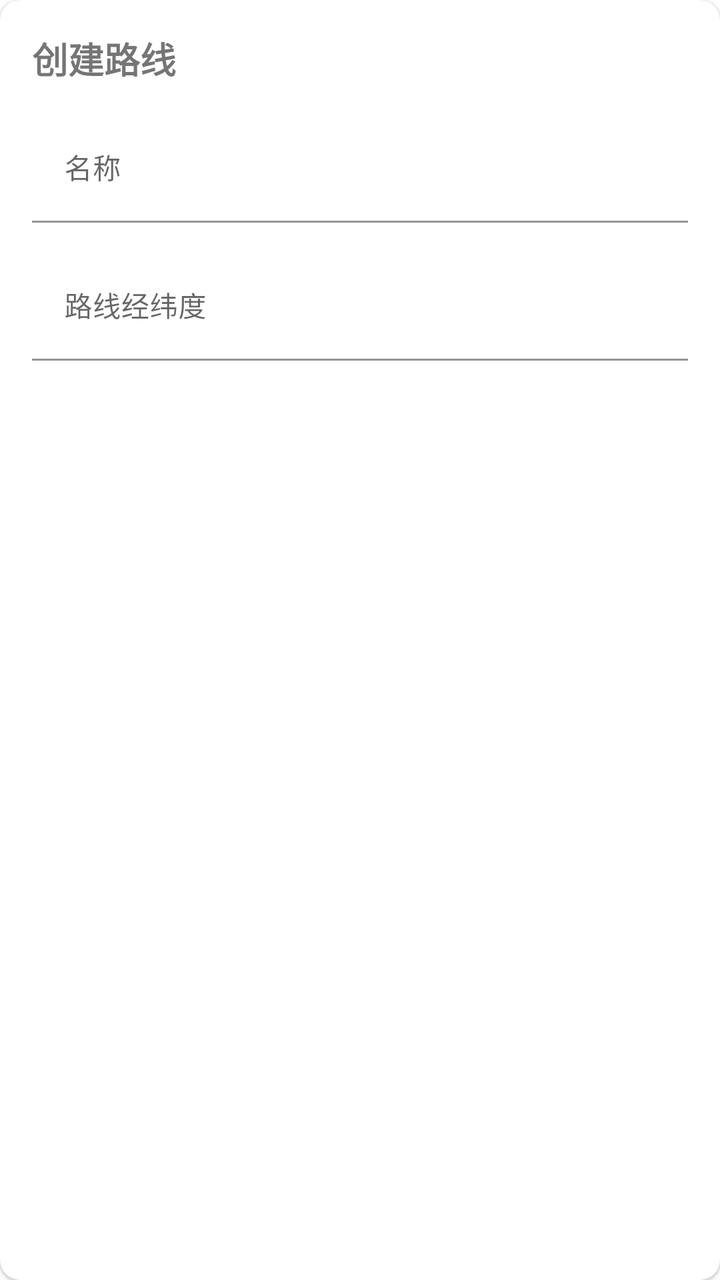
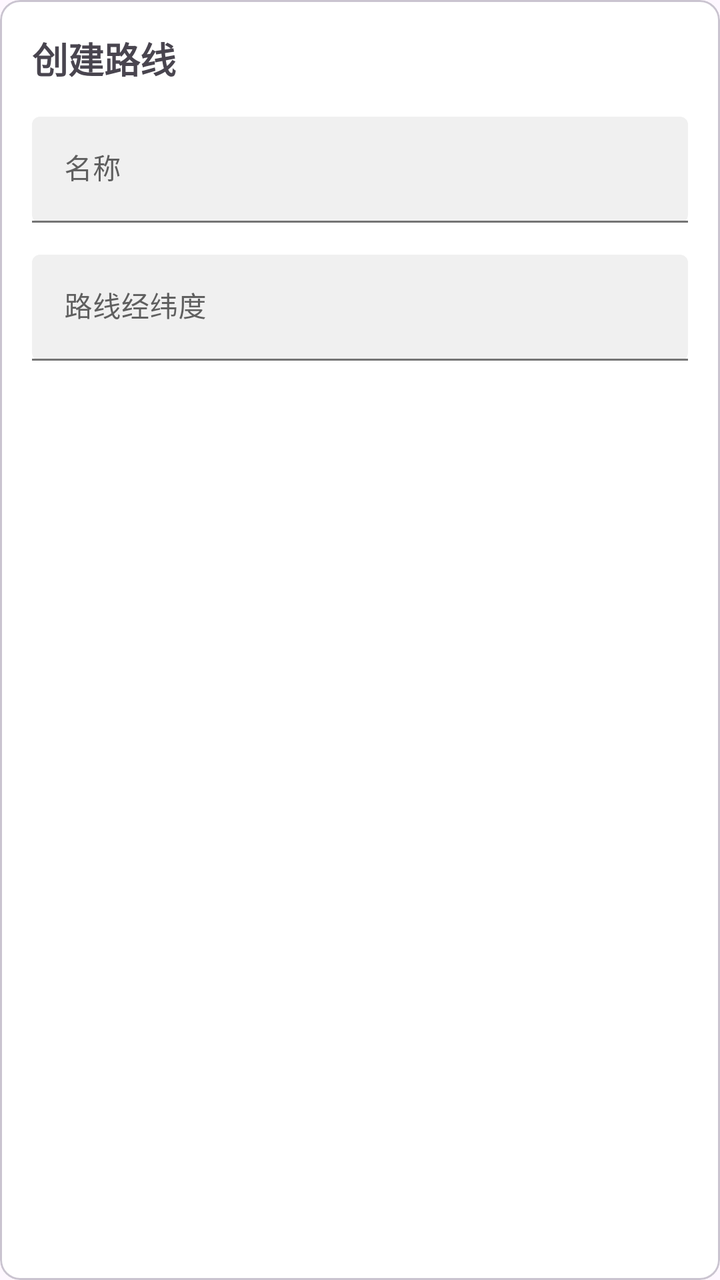

The first picture is an Android layout as it rendered before a commit; the second is the same layout after the commit. The layout source and the unified diff follow.
<!-- AndroidManifest.xml: application theme AppTheme -->
<!-- res/layout/dialog_add_route.xml -->
<?xml version="1.0" encoding="utf-8"?>
<com.google.android.material.card.MaterialCardView
    xmlns:android="http://schemas.android.com/apk/res/android"
    xmlns:app="http://schemas.android.com/apk/res-auto"
    android:layout_width="match_parent"
    android:layout_height="match_parent"
    app:cardCornerRadius="10dp"
    app:cardBackgroundColor="@color/white">

    <LinearLayout
        android:layout_width="match_parent"
        android:layout_height="wrap_content"
        android:orientation="vertical"
        android:padding="16dp">

        <TextView
            android:layout_width="match_parent"
            android:layout_height="wrap_content"
            android:text="@string/add_route"
            android:textSize="18sp"
            android:textStyle="bold"/>

        <com.google.android.material.textfield.TextInputLayout
            android:layout_width="match_parent"
            android:layout_height="wrap_content"
            android:layout_marginTop="16dp"
            app:boxBackgroundMode="filled"
            app:boxBackgroundColor="@color/white"
            android:hint="@string/name">

            <com.google.android.material.textfield.TextInputEditText
                android:id="@+id/etRouteName"
                android:layout_width="match_parent"
                android:layout_height="wrap_content"
                android:imeOptions="actionNext"
                android:inputType="text"
                android:singleLine="true"
                android:textColor="@color/portal_text_color"
                android:textAppearance="@style/TextAppearance.MaterialComponents.Body2">

                
            </com.google.android.material.textfield.TextInputEditText>
        </com.google.android.material.textfield.TextInputLayout>

        <com.google.android.material.textfield.TextInputLayout
            android:layout_width="match_parent"
            android:layout_height="wrap_content"
            android:layout_marginTop="16dp"
            app:boxBackgroundMode="filled"
            app:boxBackgroundColor="@color/white"
            android:hint="@string/route_set">

            <com.google.android.material.textfield.TextInputEditText
                android:id="@+id/etRouteSet"
                android:layout_width="match_parent"
                android:layout_height="wrap_content"
                android:imeOptions="actionNext"
                android:inputType="text"
                android:singleLine="true"
                android:textColor="@color/portal_text_color"
                android:textAppearance="@style/TextAppearance.MaterialComponents.Body2">
            </com.google.android.material.textfield.TextInputEditText>
        </com.google.android.material.textfield.TextInputLayout>

    </LinearLayout>
</com.google.android.material.card.MaterialCardView>
<!-- resources referenced by this layout -->
<resources>
  <color name="portal_text_color">#373737</color>
  <color name="white">#FFFFFFFF</color>
  <string name="add_route">创建路线</string>
  <string name="name">名称</string>
  <string name="route_set">路线经纬度</string>
  <style name="AppTheme" parent="Theme.MaterialComponents.Light.NoActionBar">
          <item name="colorPrimaryVariant">@color/purple_700</item>
          <item name="colorOnPrimary">@color/portal_appbar_color</item>
          <item name="colorSecondary">@color/portal_appbar_color</item>
          <item name="colorSecondaryVariant">@color/portal_appbar_color_center</item>
  
  
          <item name="colorOnSecondary">@color/white</item>
          <item name="colorPrimary">@color/theme_appbar_color</item>
          <item name="colorControlHighlight">@color/theme_focused_touch</item>
  
          <item name="colorPrimaryDark">@color/portal_appbar_color</item>
          <item name="android:statusBarColor">@android:color/transparent</item>
          <item name="windowActionModeOverlay">true</item>
          <item name="windowActionBar">false</item>
          <item name="windowNoTitle">true</item>
          <item name="android:windowDrawsSystemBarBackgrounds">true</item>
          <item name="android:windowTranslucentStatus">true</item>
          <item name="colorControlNormal">@color/white</item>
          <item name="colorControlActivated">@color/portal_appbar_color_dark</item>
          <item name="android:textColorHint">@android:color/white</item>
          <item name="android:editTextColor">@android:color/white</item>
          <item name="searchViewStyle">@style/Portal.SearchViewStyle</item>
          <item name="selectableItemBackgroundBorderless">@drawable/ripple_effect</item>
          <item name="sliderStyle">@style/Portal.SliderTheme</item>
      </style>
  <color name="purple_700">#FF3700B3</color>
  <color name="portal_appbar_color">#5F5F5F</color>
  <color name="portal_appbar_color_center">#494949</color>
  <color name="theme_appbar_color">#5F5F5F</color>
  <color name="theme_focused_touch">#A0A0A0</color>
  <color name="portal_appbar_color_dark">#373737</color>
  <style name="Portal.SearchViewStyle" parent="Widget.AppCompat.SearchView">
      </style>
  <!-- drawable ripple_effect (drawable) -->
  <ripple xmlns:android="http://schemas.android.com/apk/res/android"
      android:color="@color/selected_color">
      <item android:id="@android:id/mask" android:drawable="@color/white"/>
  </ripple >
  <style name="Portal.SliderTheme" parent="Widget.MaterialComponents.Slider">
  
      </style>
  <color name="selected_color">#BCBCBC</color>
</resources>

<!-- the commit's change to res/layout/dialog_add_route.xml (unified diff, before → after) -->
@@ -5,7 +5,7 @@
     android:layout_width="match_parent"
     android:layout_height="match_parent"
     app:cardCornerRadius="10dp"
-    app:cardBackgroundColor="@color/white">
+    app:cardBackgroundColor="?attr/colorSurface">
 
     <LinearLayout
         android:layout_width="match_parent"
@@ -25,7 +25,7 @@
             android:layout_height="wrap_content"
             android:layout_marginTop="16dp"
             app:boxBackgroundMode="filled"
-            app:boxBackgroundColor="@color/white"
+            app:boxBackgroundColor="?attr/colorSurfaceVariant"
             android:hint="@string/name">
 
             <com.google.android.material.textfield.TextInputEditText
@@ -35,8 +35,8 @@
                 android:imeOptions="actionNext"
                 android:inputType="text"
                 android:singleLine="true"
-                android:textColor="@color/portal_text_color"
-                android:textAppearance="@style/TextAppearance.MaterialComponents.Body2">
+                android:textColor="?attr/colorOnSurface"
+                android:textAppearance="@style/TextAppearance.Material3.BodyMedium">
 
                 
             </com.google.android.material.textfield.TextInputEditText>
@@ -47,7 +47,7 @@
             android:layout_height="wrap_content"
             android:layout_marginTop="16dp"
             app:boxBackgroundMode="filled"
-            app:boxBackgroundColor="@color/white"
+            app:boxBackgroundColor="?attr/colorSurfaceVariant"
             android:hint="@string/route_set">
 
             <com.google.android.material.textfield.TextInputEditText
@@ -57,8 +57,8 @@
                 android:imeOptions="actionNext"
                 android:inputType="text"
                 android:singleLine="true"
-                android:textColor="@color/portal_text_color"
-                android:textAppearance="@style/TextAppearance.MaterialComponents.Body2">
+                android:textColor="?attr/colorOnSurface"
+                android:textAppearance="@style/TextAppearance.Material3.BodyMedium">
             </com.google.android.material.textfield.TextInputEditText>
         </com.google.android.material.textfield.TextInputLayout>
 
<!-- resource entries referenced after the edit -->
@@ -1,52 +1,37 @@
 <!-- resources referenced by this layout -->
 <resources>
-  <color name="portal_text_color">#373737</color>
-  <color name="white">#FFFFFFFF</color>
   <string name="add_route">创建路线</string>
   <string name="name">名称</string>
   <string name="route_set">路线经纬度</string>
-  <style name="AppTheme" parent="Theme.MaterialComponents.Light.NoActionBar">
-          <item name="colorPrimaryVariant">@color/purple_700</item>
-          <item name="colorOnPrimary">@color/portal_appbar_color</item>
-          <item name="colorSecondary">@color/portal_appbar_color</item>
-          <item name="colorSecondaryVariant">@color/portal_appbar_color_center</item>
+  <style name="AppTheme" parent="Theme.Material3.Light.NoActionBar">
+          
+          <item name="colorPrimary">#5F5F5F</item>
+          <item name="colorOnPrimary">#FFFFFF</item>
+          <item name="colorPrimaryContainer">#E0E0E0</item>
+          <item name="colorOnPrimaryContainer">#1E1E1E</item>
+          <item name="colorSecondary">#494949</item>
+          <item name="colorOnSecondary">#FFFFFF</item>
+          <item name="colorSecondaryContainer">#E7E7E7</item>
+          <item name="colorOnSecondaryContainer">#2A2A2A</item>
+          <item name="colorSurface">#FFFFFF</item>
+          <item name="colorOnSurface">#1A1A1A</item>
+          <item name="colorSurfaceVariant">#F0F0F0</item>
+          <item name="colorOnSurfaceVariant">#5F5F5F</item>
+          <item name="colorOutline">#747474</item>
   
-  
-          <item name="colorOnSecondary">@color/white</item>
-          <item name="colorPrimary">@color/theme_appbar_color</item>
-          <item name="colorControlHighlight">@color/theme_focused_touch</item>
-  
-          <item name="colorPrimaryDark">@color/portal_appbar_color</item>
+          
           <item name="android:statusBarColor">@android:color/transparent</item>
+          <item name="android:windowDrawsSystemBarBackgrounds">true</item>
+          <item name="android:windowTranslucentStatus">true</item>
           <item name="windowActionModeOverlay">true</item>
           <item name="windowActionBar">false</item>
           <item name="windowNoTitle">true</item>
-          <item name="android:windowDrawsSystemBarBackgrounds">true</item>
-          <item name="android:windowTranslucentStatus">true</item>
-          <item name="colorControlNormal">@color/white</item>
-          <item name="colorControlActivated">@color/portal_appbar_color_dark</item>
-          <item name="android:textColorHint">@android:color/white</item>
-          <item name="android:editTextColor">@android:color/white</item>
+  
+          
           <item name="searchViewStyle">@style/Portal.SearchViewStyle</item>
-          <item name="selectableItemBackgroundBorderless">@drawable/ripple_effect</item>
           <item name="sliderStyle">@style/Portal.SliderTheme</item>
       </style>
-  <color name="purple_700">#FF3700B3</color>
-  <color name="portal_appbar_color">#5F5F5F</color>
-  <color name="portal_appbar_color_center">#494949</color>
-  <color name="theme_appbar_color">#5F5F5F</color>
-  <color name="theme_focused_touch">#A0A0A0</color>
-  <color name="portal_appbar_color_dark">#373737</color>
-  <style name="Portal.SearchViewStyle" parent="Widget.AppCompat.SearchView">
-      </style>
-  <!-- drawable ripple_effect (drawable) -->
-  <ripple xmlns:android="http://schemas.android.com/apk/res/android"
-      android:color="@color/selected_color">
-      <item android:id="@android:id/mask" android:drawable="@color/white"/>
-  </ripple >
-  <style name="Portal.SliderTheme" parent="Widget.MaterialComponents.Slider">
-  
-      </style>
-  <color name="selected_color">#BCBCBC</color>
+  <style name="Portal.SearchViewStyle" parent="Widget.AppCompat.SearchView" />
+  <style name="Portal.SliderTheme" parent="Widget.Material3.Slider" />
 </resources>
 
